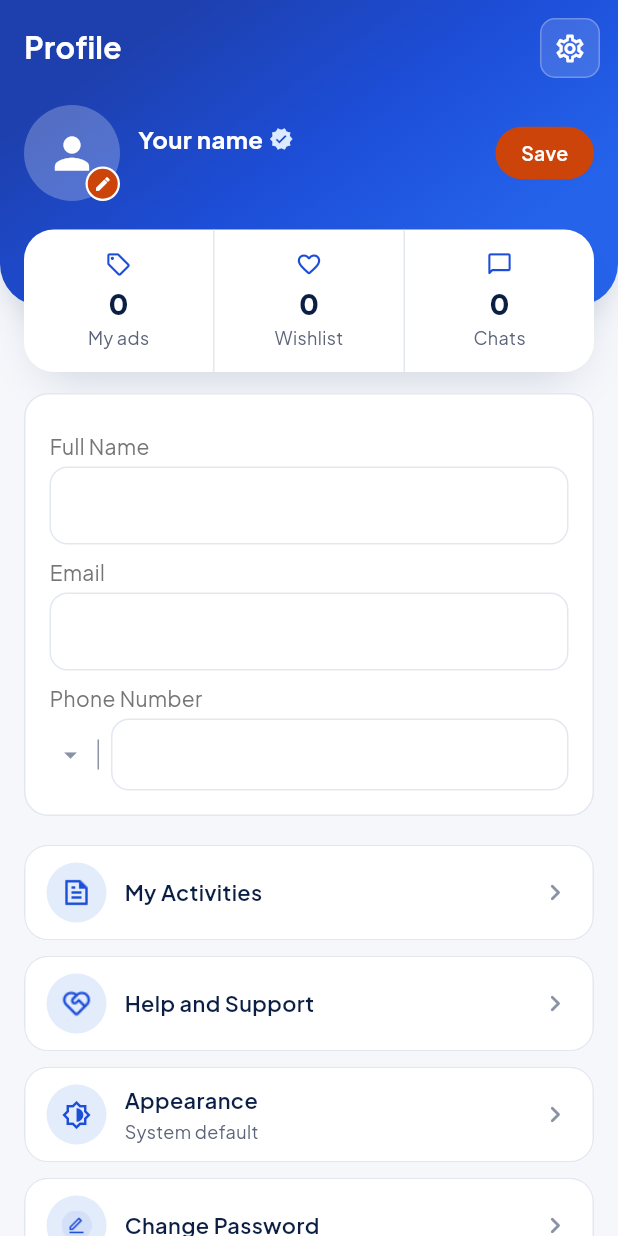
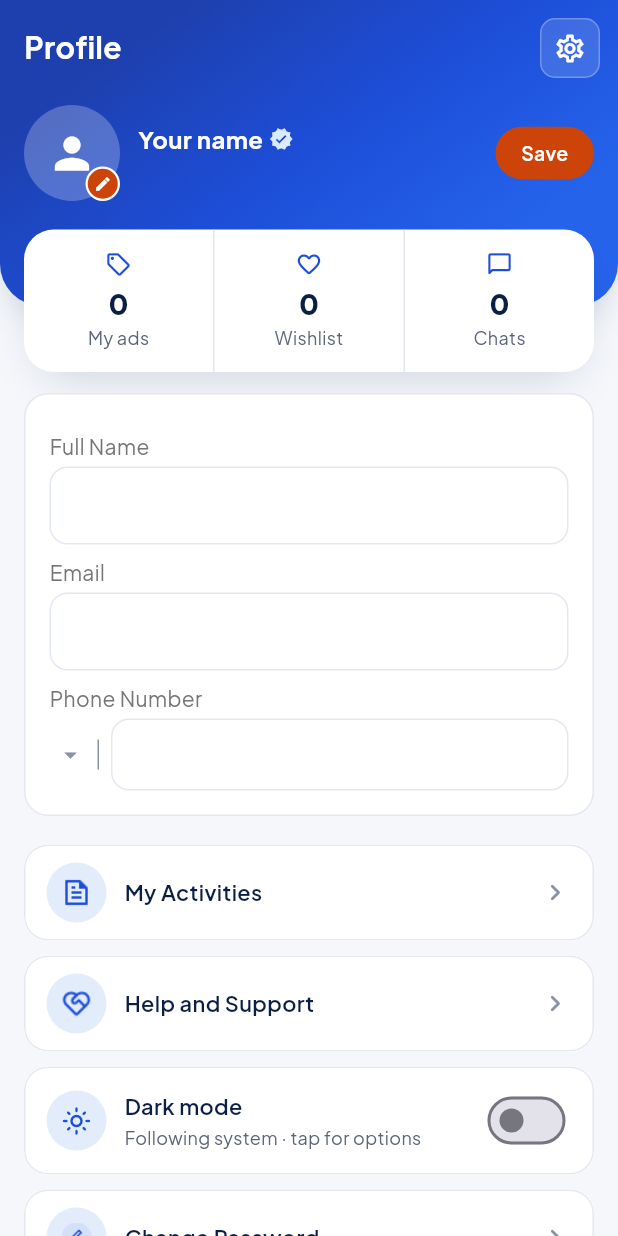
Before and after one commit to RahulSomaraj/ado_dad_mobile, a Flutter app: the ProfilePage screen opened directly, after a tap on the "settings" icon, on a phone screen of 412 x 824 dp. Run offline on Flutter 3.47's test engine with Material 3 defaults, Android fonts, the phone set to English and light mode, and no system bars; our stand-ins replace bloc, cached_network_image, carousel_slider, chewie, connectivity_plus, country_picker and 24 more; missing offline and left inert: in_app_update, record, smart_auth; accounts and stored records are empty; generated files the repository leaves out were written again; network calls fail.

Commit message:
change in tehems and fonts

```diff
--- a/lib/common/widgets/theme_mode_tile.dart
+++ b/lib/common/widgets/theme_mode_tile.dart
@@ -2,8 +2,9 @@ import 'package:ado_dad_user/common/app_colors.dart';
 import 'package:ado_dad_user/common/theme_controller.dart';
 import 'package:flutter/material.dart';
 
-/// A Profile menu card that lets the user pick Light / Dark / System theme.
-/// Styled to match the existing ProfileMenuItem cards.
+/// Profile settings card: a Dark mode switch (on = Dark, off = Light), and
+/// tapping the row opens Light / Dark / System default. Matches the
+/// ProfileMenuItem cards.
 class ThemeModeTile extends StatelessWidget {
   const ThemeModeTile({super.key});
 
@@ -72,6 +73,10 @@ class ThemeModeTile extends StatelessWidget {
     return AnimatedBuilder(
       animation: ThemeController.instance,
       builder: (context, _) {
+        final ThemeMode mode = ThemeController.instance.mode;
+        final bool isDarkNow = mode == ThemeMode.dark ||
+            (mode == ThemeMode.system &&
+                MediaQuery.platformBrightnessOf(context) == Brightness.dark);
         return Padding(
           padding: const EdgeInsets.symmetric(horizontal: 16, vertical: 5),
           child: Material(
@@ -95,8 +100,12 @@ class ThemeModeTile extends StatelessWidget {
                       decoration: BoxDecoration(
                           shape: BoxShape.circle,
                           color: AppColors.primarySoft),
-                      child: Icon(Icons.brightness_6_outlined,
-                          size: 20, color: AppColors.brandText),
+                      child: Icon(
+                          isDarkNow
+                              ? Icons.dark_mode_outlined
+                              : Icons.light_mode_outlined,
+                          size: 20,
+                          color: AppColors.brandText),
                     ),
                     const SizedBox(width: 12),
                     Expanded(
@@ -105,7 +114,7 @@ class ThemeModeTile extends StatelessWidget {
                         mainAxisSize: MainAxisSize.min,
                         children: [
                           Text(
-                            'Appearance',
+                            'Dark mode',
                             style: TextStyle(
                                 fontWeight: FontWeight.w600,
                                 fontSize: 14.5,
@@ -113,15 +122,23 @@ class ThemeModeTile extends StatelessWidget {
                           ),
                           const SizedBox(height: 2),
                           Text(
-                            ThemeController.instance.label(),
+                            mode == ThemeMode.system
+                                ? 'Following system · tap for options'
+                                : (isDarkNow ? 'On' : 'Off'),
                             style: TextStyle(
                                 color: AppColors.textMuted, fontSize: 12),
                           ),
                         ],
                       ),
                     ),
-                    Icon(Icons.chevron_right_rounded,
-                        size: 22, color: AppColors.greyColor),
+                    // Quick switch: on = Dark, off = Light. Tapping the row
+                    // still opens Light / Dark / System default.
+                    Switch.adaptive(
+                      value: isDarkNow,
+                      activeTrackColor: AppColors.primaryColor,
+                      onChanged: (on) => ThemeController.instance
+                          .setMode(on ? ThemeMode.dark : ThemeMode.light),
+                    ),
                   ],
                 ),
               ),
--- a/lib/main.dart
+++ b/lib/main.dart
@@ -1,7 +1,7 @@
 import 'dart:async';
 
 import 'package:ado_dad_user/common/app_routes.dart';
-import 'package:ado_dad_user/common/app_colors.dart';
+import 'package:ado_dad_user/common/theme_refresh.dart';
 import 'package:ado_dad_user/common/app_theme.dart';
 import 'package:ado_dad_user/common/theme_controller.dart';
 import 'package:ado_dad_user/common/auth_guard.dart';
@@ -288,7 +288,9 @@ class MyApp extends StatelessWidget {
           builder: (context, child) {
             // Keep the brightness-aware AppColors in sync with the theme that
             // is actually applied (covers light, dark and system modes).
-            AppColors.brightness = Theme.of(context).brightness;
+            // ThemeRefresh also repaints screens that read AppColors directly,
+            // so a theme switch applies everywhere at once (no restart).
+            ThemeRefresh.sync(Theme.of(context).brightness);
             return StartupConnectivityGate(
               // Store update prompt (optional / forced). Inside the gate so it
               // only runs once the device is online.
```
Also changed, not shown: lib/common/theme_refresh.dart (added, +37 -0 lines).
